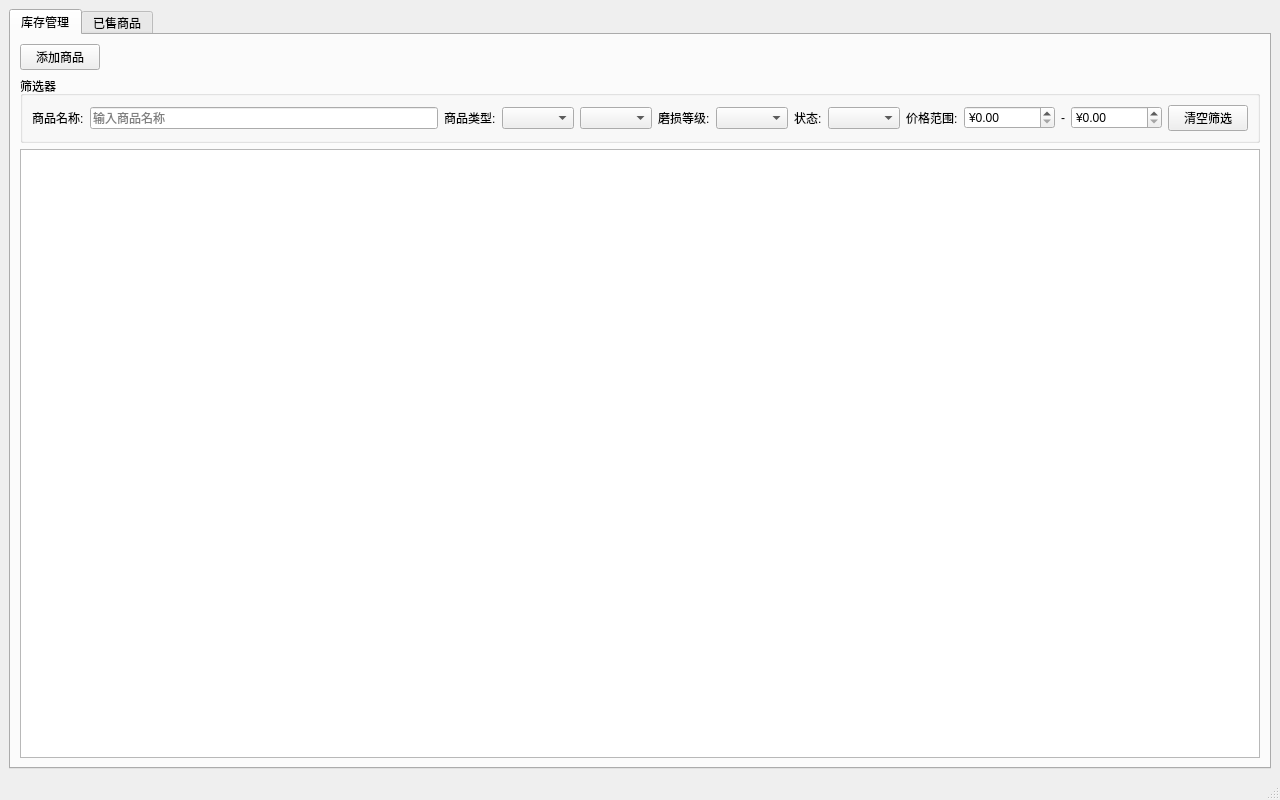
First picture: the form in views/ui/main_window.ui, repository ZYitao/CS2, before the edit.
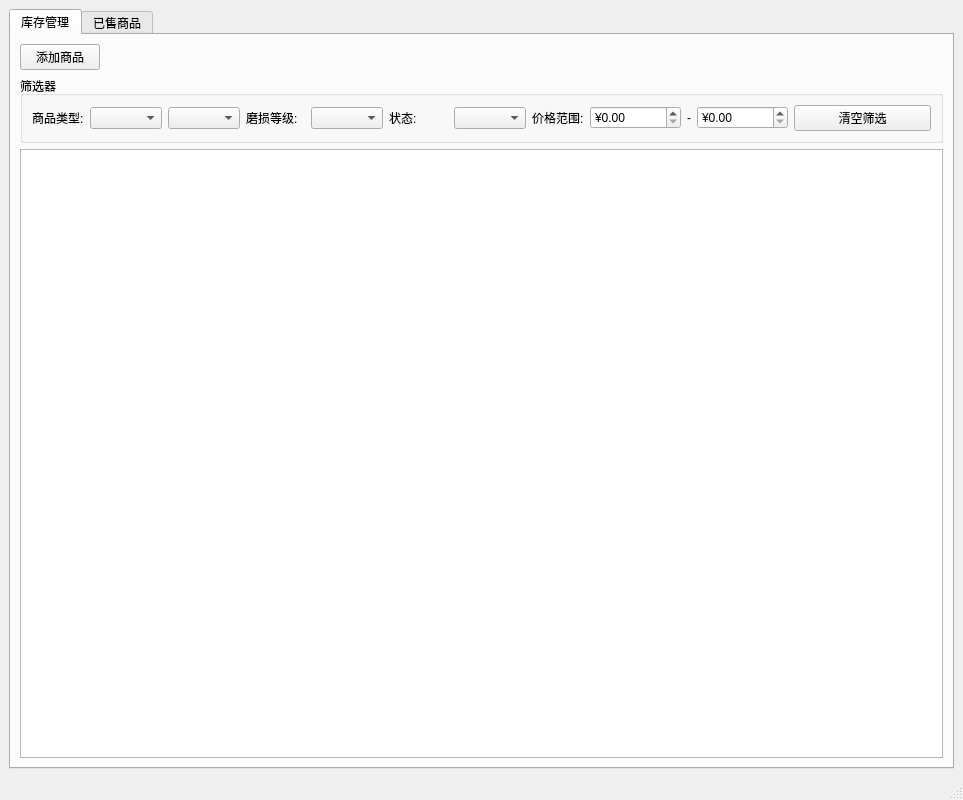
Second picture: the form after the edit.

What changed in the file:
```diff
--- a/views/ui/main_window.ui
+++ b/views/ui/main_window.ui
@@ -6,7 +6,7 @@
    <rect>
     <x>0</x>
     <y>0</y>
-    <width>1280</width>
+    <width>963</width>
     <height>800</height>
    </rect>
   </property>
@@ -55,27 +55,6 @@
            <string>筛选器</string>
           </property>
           <layout class="QHBoxLayout" name="horizontalLayout_2">
-           <item>
-            <layout class="QHBoxLayout" name="name_filter_layout">
-             <item>
-              <widget class="QLabel" name="label">
-               <property name="text">
-                <string>商品名称:</string>
-               </property>
-              </widget>
-             </item>
-             <item>
-              <widget class="QLineEdit" name="name_filter">
-               <property name="minimumWidth">
-                <number>200</number>
-               </property>
-               <property name="placeholderText">
-                <string>输入商品名称</string>
-               </property>
-              </widget>
-             </item>
-            </layout>
-           </item>
            <item>
             <layout class="QHBoxLayout" name="type_filter_layout">
              <item>
```
Left out of the diff: 28 changed lines with no effect on the pictures.
